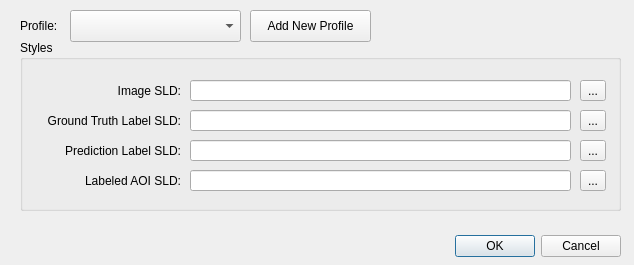
azavea/raster-vision-qgis, file rastervision_qgis/profiles_dialog_base.ui: the form before one commit.
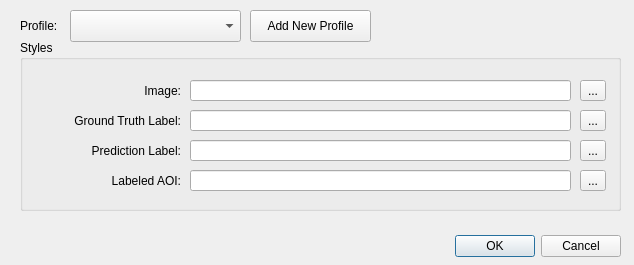
The form after the commit.

Commit message: Add semantic segmentation labels; cleanup

Diff of the .ui file:
```diff
--- a/rastervision_qgis/profiles_dialog_base.ui
+++ b/rastervision_qgis/profiles_dialog_base.ui
@@ -77,7 +77,7 @@
      <enum>Qt::LeftToRight</enum>
     </property>
     <property name="text">
-     <string>Image SLD:</string>
+     <string>Image:</string>
     </property>
     <property name="alignment">
      <set>Qt::AlignRight|Qt::AlignTrailing|Qt::AlignVCenter</set>
@@ -96,7 +96,7 @@
      <enum>Qt::LeftToRight</enum>
     </property>
     <property name="text">
-     <string>Ground Truth Label SLD:</string>
+     <string>Ground Truth Label:</string>
     </property>
     <property name="alignment">
      <set>Qt::AlignRight|Qt::AlignTrailing|Qt::AlignVCenter</set>
@@ -115,7 +115,7 @@
      <enum>Qt::LeftToRight</enum>
     </property>
     <property name="text">
-     <string>Prediction Label SLD:</string>
+     <string>Prediction Label:</string>
     </property>
     <property name="alignment">
      <set>Qt::AlignRight|Qt::AlignTrailing|Qt::AlignVCenter</set>
@@ -203,7 +203,7 @@
      <enum>Qt::LeftToRight</enum>
     </property>
     <property name="text">
-     <string>Labeled AOI SLD:</string>
+     <string>Labeled AOI:</string>
     </property>
     <property name="alignment">
      <set>Qt::AlignRight|Qt::AlignTrailing|Qt::AlignVCenter</set>
```
Left out of the diff: 16 changed lines with no effect on the pictures. The commit also changes 10 other files.
